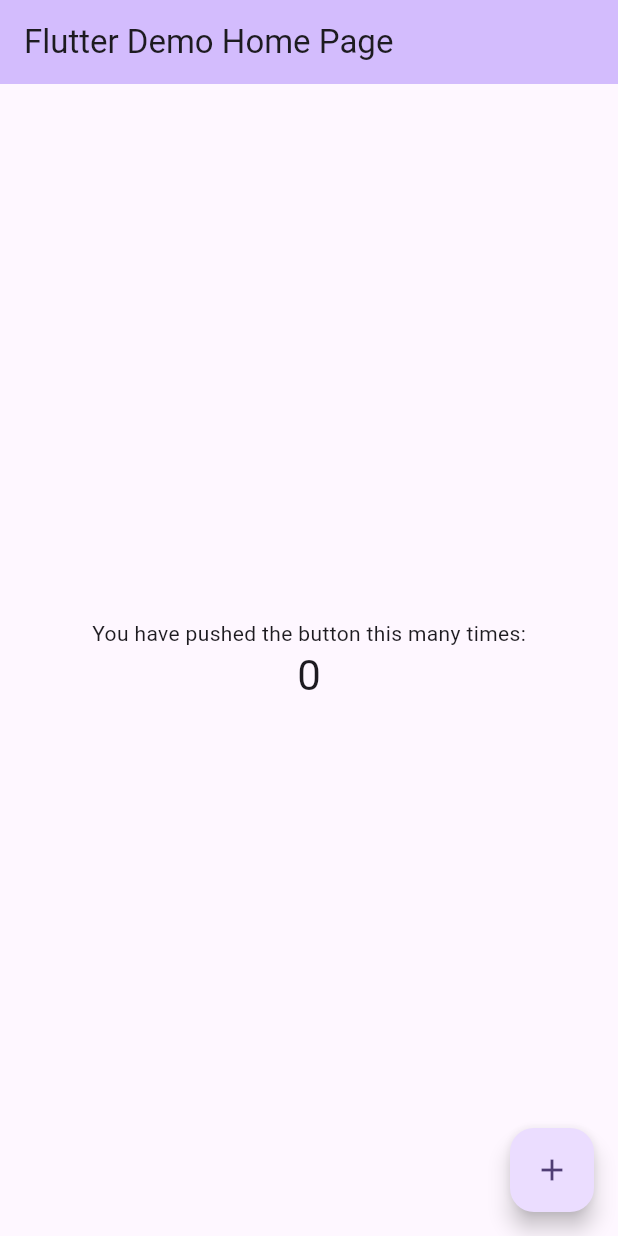
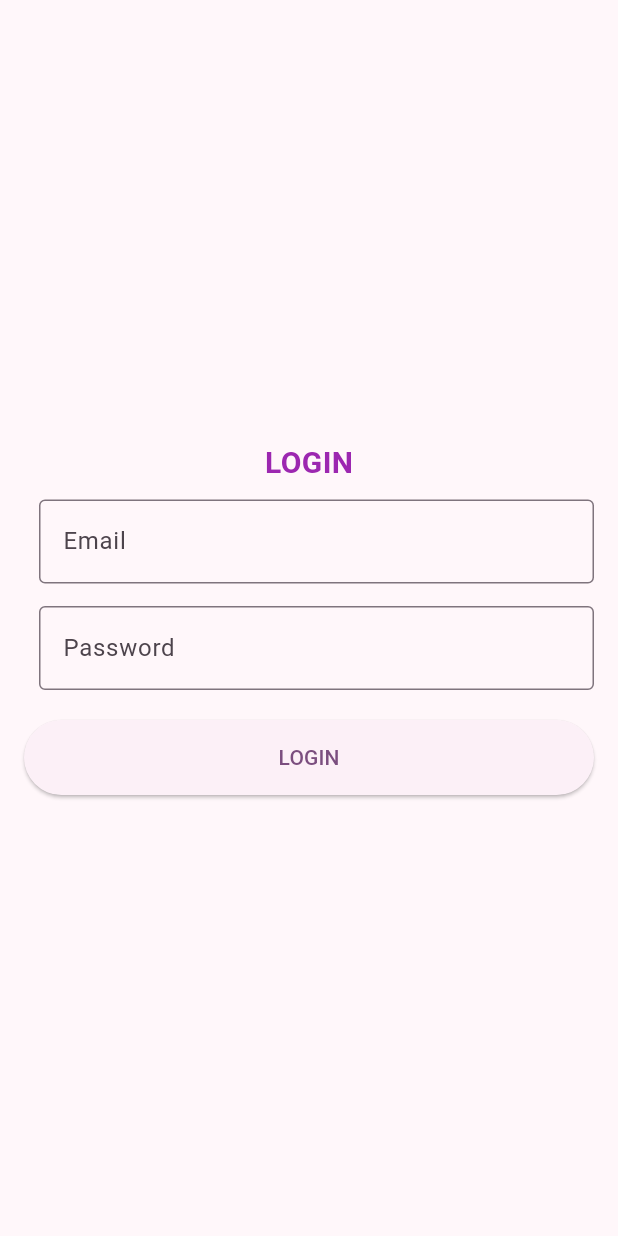
Before and after one commit to ghanshyambendkoli/task_manager, a Flutter app: the screen it shows after launch, on a phone screen of 412 x 824 dp. Run offline on Flutter 3.47's test engine with Material 2 defaults, Android fonts, the phone set to English and light mode, and no system bars.

Commit message:
login UI done with validation

```diff
--- /dev/null
+++ b/lib/login/login.dart
@@ -0,0 +1,98 @@
+import 'package:flutter/material.dart';
+
+class LoginUser extends StatefulWidget {
+  const LoginUser({super.key});
+
+  @override
+  State<LoginUser> createState() => _LoginUserState();
+}
+
+class _LoginUserState extends State<LoginUser> {
+  final _formKey = GlobalKey<FormState>();
+
+  bool validateStructure(String value){
+        String  pattern = r'^(?=.*?[A-Z])(?=.*?[a-z])(?=.*?[0-9])(?=.*?[!@#\$&*~]).{8,}$';
+        RegExp regExp = RegExp(pattern);
+        return regExp.hasMatch(value);
+  }
+  @override
+  Widget build(BuildContext context) {
+    return Scaffold(
+      body: Container(
+
+        margin: EdgeInsets.symmetric(horizontal: 16),
+        child: Form(
+          key: _formKey,
+          child: Column(
+            mainAxisAlignment: MainAxisAlignment.center,
+            // crossAxisAlignment: CrossAxisAlignment.center,
+           children: [
+           const Text("LOGIN",style: TextStyle(fontSize: 20,fontWeight: FontWeight.w700,color: Colors.purple),),
+           const SizedBox(height:10),
+            Container(
+              padding: const EdgeInsets.only(left: 10),
+
+              child: TextFormField(
+                validator: (value) {
+                  //empty string validation
+                if (value == null || value.isEmpty) {
+                  return 'Please enter some text';
+                 }
+                 // using regular expression
+                if (!RegExp(r'\S+@\S+\.\S+').hasMatch(value)) {
+                  return "Please enter a valid email address";
+                }
+                return null;
+                },
+                decoration: const InputDecoration(
+                                  border: OutlineInputBorder(),
+                                  labelText: 'Email',
+                                ),
+                              onSaved: (String? value) {
+
+                              },
+                            ),
+            ),
+            const SizedBox(height: 15,),
+            Container(
+              padding: const EdgeInsets.only(left: 10),
+              child: TextFormField(
+                obscureText: true,
+                validator: (value) {
+                if (value == null || value.isEmpty) {
+                 return 'Please enter some text';
+                 }
+                if(!validateStructure(value)){
+                  return "Password must contain capital, numeric, special char";
+                }
+                return null;
+                },
+                decoration: const InputDecoration(
+                                  border: OutlineInputBorder(),
+                                  labelText: 'Password',
+                                ),
+                              onSaved: (String? value) {
+
+                              },
+                            ),
+            ),
+            const SizedBox(height: 20,),
+            SizedBox(
+              width: MediaQuery.of(context).size.width,
+              height: 50,
+              child: ElevatedButton(onPressed: (){
+                 if (_formKey.currentState!.validate()) {
+      ScaffoldMessenger.of(context).showSnackBar(
+        const SnackBar(content: Text('Processing Data')),
+      );
+
+    }
+
+              }, child:const Text("LOGIN")))
+           ],
+          ),
+        ),
+      ),
+    );
+  }
+}
--- a/lib/main.dart
+++ b/lib/main.dart
@@ -1,4 +1,5 @@
 import 'package:flutter/material.dart';
+import 'package:task_manager/login/login.dart';
 
 void main() {
   runApp(const MyApp());
@@ -12,67 +13,13 @@ class MyApp extends StatelessWidget {
   Widget build(BuildContext context) {
     return MaterialApp(
       title: 'Flutter Demo',
+      debugShowCheckedModeBanner: false,
       theme: ThemeData(
 
-        colorScheme: ColorScheme.fromSeed(seedColor: Colors.deepPurple),
+        colorScheme: ColorScheme.fromSeed(seedColor: Colors.purple),
         useMaterial3: true,
       ),
-      home: const MyHomePage(title: 'Flutter Demo Home Page'),
+      home: const LoginUser(),
     );
   }
 }
-
-class MyHomePage extends StatefulWidget {
-  const MyHomePage({super.key, required this.title});
-
-
-  final String title;
-
-  @override
-  State<MyHomePage> createState() => _MyHomePageState();
-}
-
-class _MyHomePageState extends State<MyHomePage> {
-  int _counter = 0;
-
-  void _incrementCounter() {
-    setState(() {
-
-      _counter++;
-    });
-  }
-
-  @override
-  Widget build(BuildContext context) {
-
-    return Scaffold(
-      appBar: AppBar(
-
-        backgroundColor: Theme.of(context).colorScheme.inversePrimary,
-
-        title: Text(widget.title),
-      ),
-      body: Center(
-
-        child: Column(
-
-          mainAxisAlignment: MainAxisAlignment.center,
-          children: <Widget>[
-            const Text(
-              'You have pushed the button this many times:',
-            ),
-            Text(
-              '$_counter',
-              style: Theme.of(context).textTheme.headlineMedium,
-            ),
-          ],
-        ),
-      ),
-      floatingActionButton: FloatingActionButton(
-        onPressed: _incrementCounter,
-        tooltip: 'Increment',
-        child: const Icon(Icons.add),
-      ),
-    );
-  }
-}
```
